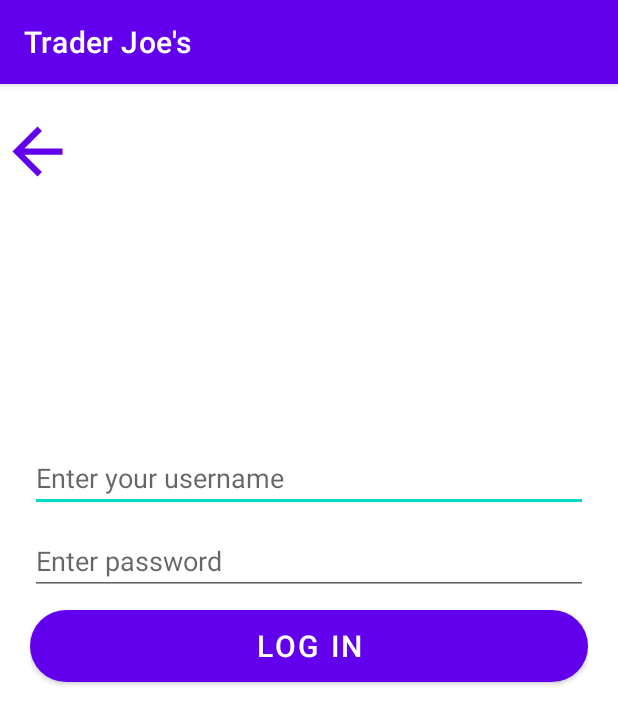
After one commit to nilaymitash/ProductListApp, an Android app: the LoginActivity screen opened directly, with no data from a screen before it, on a phone screen of 412 x 824 dp. The commit adds this screen. Shown: the top 724 px of the screen. Run offline under Robolectric (Android 15) with nearby library versions, the phone set to English and light mode, and no system bars.

Commit message:
Home and login activity

```diff
--- a/app/build.gradle
+++ b/app/build.gradle
@@ -33,6 +33,7 @@ dependencies {
     implementation 'androidx.appcompat:appcompat:1.6.1'
     implementation 'com.google.android.material:material:1.8.0'
     implementation 'androidx.constraintlayout:constraintlayout:2.1.4'
+    implementation 'androidx.navigation:navigation-fragment:2.5.3'
     testImplementation 'junit:junit:4.13.2'
     androidTestImplementation 'androidx.test.ext:junit:1.1.5'
     androidTestImplementation 'androidx.test.espresso:espresso-core:3.5.1'
--- /dev/null
+++ b/app/src/main/java/com/example/productlistapp/activity/LoginActivity.java
@@ -0,0 +1,63 @@
+package com.example.productlistapp.activity;
+
+import android.content.Intent;
+import android.os.Bundle;
+import android.view.View;
+import android.widget.Button;
+import android.widget.EditText;
+import android.widget.TextView;
+
+import androidx.appcompat.app.AppCompatActivity;
+
+import com.example.productlistapp.R;
+
+public class LoginActivity extends AppCompatActivity {
+
+    private Button mBackButton;
+    private TextView mValidationLabel;
+    private EditText mUsernameInput;
+    private EditText mPasswordInput;
+    private Button mLoginButton;
+
+    @Override
+    protected void onCreate(Bundle savedInstanceState) {
+        super.onCreate(savedInstanceState);
+        setContentView(R.layout.activity_login);
+
+        mBackButton = findViewById(R.id.back_to_main_btn);
+        mValidationLabel = findViewById(R.id.validation_label);
+        mUsernameInput = findViewById(R.id.username_input);
+        mPasswordInput = findViewById(R.id.password_input);
+        mLoginButton = findViewById(R.id.login_btn);
+
+        mBackButton.setOnClickListener(new LoginActivityListener());
+        mLoginButton.setOnClickListener(new LoginActivityListener());
+    }
+
+    class LoginActivityListener implements View.OnClickListener {
+
+        @Override
+        public void onClick(View view) {
+            switch (view.getId()) {
+                case R.id.back_to_main_btn: navigateBack(); break;
+                case R.id.login_btn: login(); break;
+                default: break;
+            }
+        }
+
+        private void login() {
+            String username = mUsernameInput.getText().toString();
+            String password = mPasswordInput.getText().toString();
+
+            if(username.equals("admin") && password.equals("admin")) {
+                mValidationLabel.setVisibility(View.GONE);
+            } else {
+                mValidationLabel.setVisibility(View.VISIBLE);
+            }
+        }
+
+        private void navigateBack() {
+            startActivity(new Intent(LoginActivity.this, MainActivity.class));
+        }
+    }
+}
--- /dev/null
+++ b/app/src/main/java/com/example/productlistapp/service/ProductRetrievalService.java
@@ -0,0 +1,4 @@
+package com.example.productlistapp.service;
+
+public class ProductRetrievalService {
+}
--- /dev/null
+++ b/app/src/main/res/drawable/baseline_arrow_back_24.xml
@@ -0,0 +1,5 @@
+<vector android:autoMirrored="true" android:height="24dp"
+    android:tint="#000000" android:viewportHeight="24"
+    android:viewportWidth="24" android:width="24dp" xmlns:android="http://schemas.android.com/apk/res/android">
+    <path android:fillColor="@android:color/white" android:pathData="M20,11H7.83l5.59,-5.59L12,4l-8,8 8,8 1.41,-1.41L7.83,13H20v-2z"/>
+</vector>
--- /dev/null
+++ b/app/src/main/res/drawable/rounded_corner_button.xml
@@ -0,0 +1,5 @@
+<?xml version="1.0" encoding="utf-8"?>
+<shape xmlns:android="http://schemas.android.com/apk/res/android">
+    <corners android:radius="50dp"/>
+    <solid android:color="@color/purple_700"></solid>
+</shape>
--- /dev/null
+++ b/app/src/main/res/layout/activity_login.xml
@@ -0,0 +1,64 @@
+<?xml version="1.0" encoding="utf-8"?>
+<LinearLayout xmlns:android="http://schemas.android.com/apk/res/android"
+    xmlns:app="http://schemas.android.com/apk/res-auto"
+    xmlns:tools="http://schemas.android.com/tools"
+    android:layout_width="match_parent"
+    android:layout_height="match_parent"
+    android:orientation="vertical"
+    tools:context=".activity.LoginActivity">
+
+    <Button
+        android:id="@+id/back_to_main_btn"
+        android:background="@drawable/baseline_arrow_back_24"
+        android:layout_width="50dp"
+        android:layout_height="50dp"
+        android:layout_marginTop="20dp"/>
+
+    <LinearLayout
+        android:layout_width="match_parent"
+        android:layout_height="match_parent"
+        android:orientation="vertical"
+        android:gravity="center_horizontal"
+        android:padding="20dp"
+        android:layout_marginTop="150dp">
+
+        <TextView
+            android:id="@+id/validation_label"
+            android:layout_width="match_parent"
+            android:layout_height="wrap_content"
+            android:visibility="gone"
+            android:text="@string/invalid_creds"
+            android:textColor="@color/red"/>
+
+        <EditText
+            android:id="@+id/username_input"
+            android:layout_width="match_parent"
+            android:layout_height="wrap_content"
+            android:hint="@string/username_hint"
+            android:maxLength="25"
+            android:maxLines="1"
+            android:layout_marginBottom="10dp"
+            />
+
+        <EditText
+            android:id="@+id/password_input"
+            android:inputType="textPassword"
+            android:layout_width="match_parent"
+            android:layout_height="wrap_content"
+            android:hint="@string/password_hint"
+            android:maxLength="25"
+            android:maxLines="1"
+            android:layout_marginBottom="10dp"
+            />
+
+        <Button
+            android:id="@+id/login_btn"
+            android:text="@string/log_in"
+            android:layout_width="match_parent"
+            android:layout_height="wrap_content"
+            android:background="@drawable/rounded_corner_button"
+            android:textSize="20sp"
+            />
+    </LinearLayout>
+
+</LinearLayout>
--- a/app/src/main/res/values/colors.xml
+++ b/app/src/main/res/values/colors.xml
@@ -7,4 +7,5 @@
     <color name="teal_700">#FF018786</color>
     <color name="black">#FF000000</color>
     <color name="white">#FFFFFFFF</color>
+    <color name="red">#FF0000</color>
 </resources>
--- a/app/src/main/res/values/strings.xml
+++ b/app/src/main/res/values/strings.xml
@@ -1,3 +1,14 @@
 <resources>
-    <string name="app_name">ProductListApp</string>
+    <string name="app_name">Trader Joe\'s</string>
+    <string name="log_in">Log in</string>
+    <string name="logo_alt_text">Trader Joe\'s logo</string>
+    <string name="welcome_msg">Welcome to Trader Joe\'s.</string>
+    <string name="google_login">Continue with Google</string>
+    <string name="create_account">Create Account</string>
+    <string name="terms_n_condition">
+        By tapping Continue or Create Account, I agree to Trader Joe\'s <a href="">Terms of Service</a>, <a href="">Payments Terms of Service</a>, <a href="">Privacy Policy</a>, and <a href="">Non-discrimination Policy</a>.
+    </string>
+    <string name="username_hint">Enter your username</string>
+    <string name="password_hint">Enter password</string>
+    <string name="invalid_creds">Invalid credentials.</string>
 </resources>
```
Also changed, not shown: app/src/main/AndroidManifest.xml (+9 -1 lines), app/src/main/java/com/example/productlistapp/MainActivity.java (deleted, +0 -14 lines), app/src/main/java/com/example/productlistapp/activity/MainActivity.java (added, +30 -0 lines), app/src/main/java/com/example/productlistapp/activity/SearchProductActivity.java (added, +16 -0 lines), app/src/main/java/com/example/productlistapp/model/Feedback.java (added, +25 -0 lines), app/src/main/java/com/example/productlistapp/model/Product.java (added, +85 -0 lines), app/src/main/java/com/example/productlistapp/service/MyAsyncTasks.java (added, +57 -0 lines), app/src/main/res/layout/activity_main.xml (+60 -8 lines), app/src/main/res/layout/activity_search_product.xml (added, +9 -0 lines), app/src/main/res/drawable/tj_logo.png (added).
